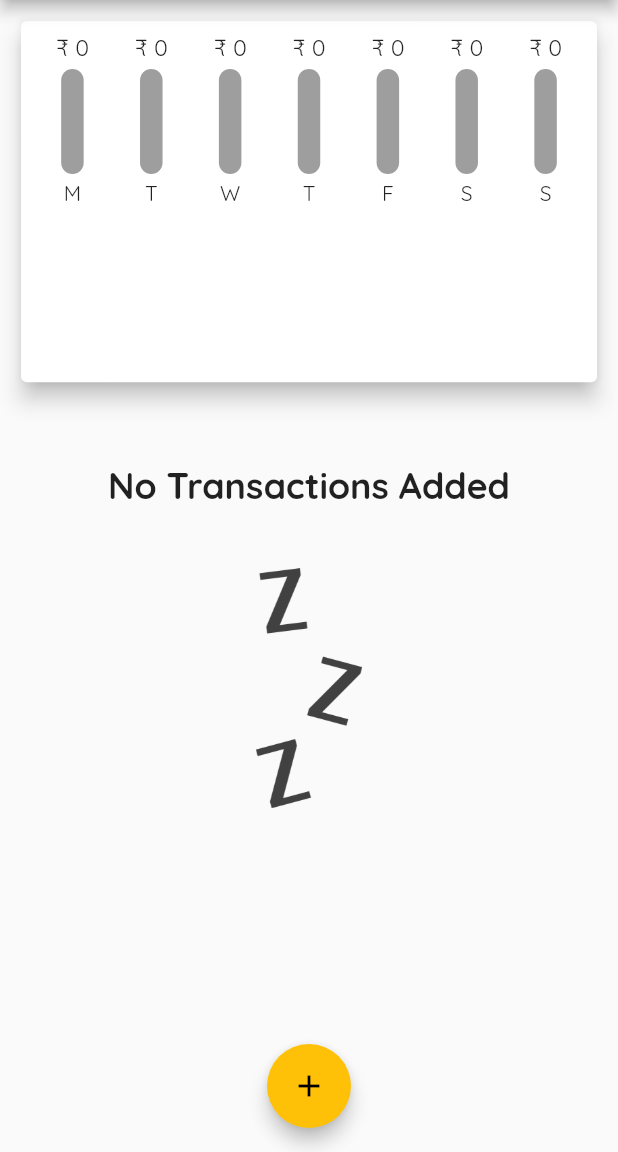
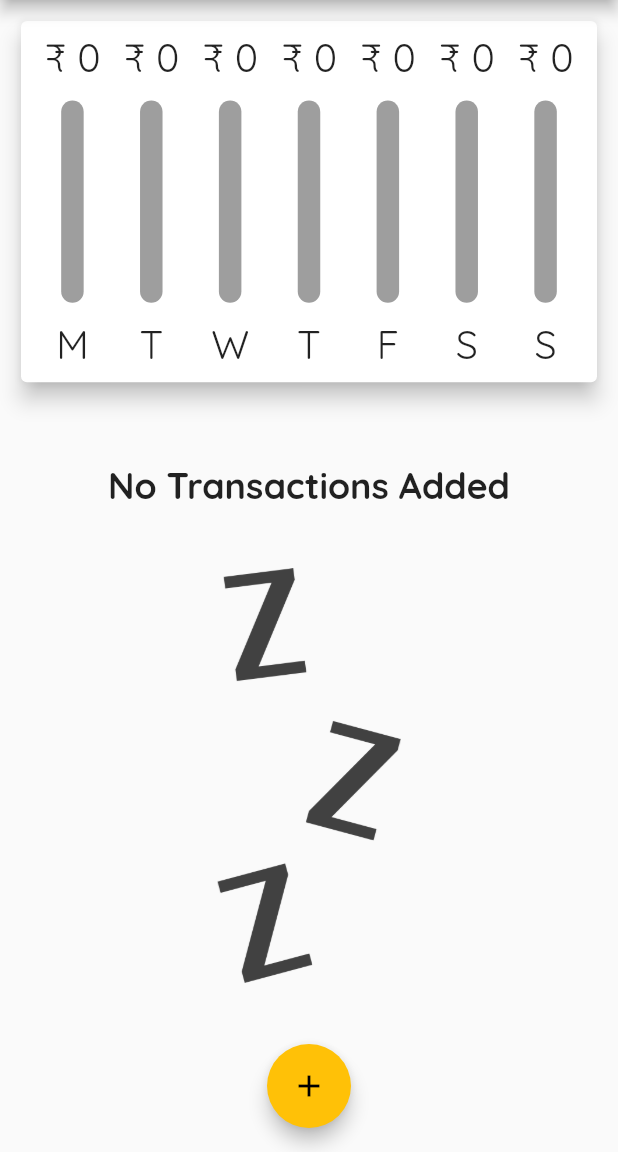
Before and after one commit to dibyanshu-mohanty/Expense_Tracker, a Flutter app: the screen it shows after launch, on a phone screen of 412 x 824 dp, the part 84-1236 px from its top. Run offline on Flutter 3.47's test engine with Material 2 defaults, Android fonts, the phone set to English and light mode, and no system bars.

Commit message:
Adding Responsiveness

```diff
--- a/lib/components/bottom_sheet.dart
+++ b/lib/components/bottom_sheet.dart
@@ -28,8 +28,9 @@ class _ModalBottomSheetState extends State<ModalBottomSheet> {
       widget.addTx(enteredTitle,enteredAmount,_selectedDate);
       Navigator.pop(context);
     }
-    return Container(
-      padding: EdgeInsets.symmetric(horizontal: 40.0),
+    return SingleChildScrollView(
+      child: Container(
+        padding: EdgeInsets.only(top: 10, left: 40 ,right: 40,bottom: MediaQuery.of(context).viewInsets.bottom+10),
         child: Column(
           crossAxisAlignment: CrossAxisAlignment.end,
           children: [
@@ -89,6 +90,7 @@ class _ModalBottomSheetState extends State<ModalBottomSheet> {
             )
           ],
         ),
+      ),
     );
   }
 }
--- a/lib/components/chart.dart
+++ b/lib/components/chart.dart
@@ -40,7 +40,7 @@ class Chart extends StatelessWidget {
           child: Row(
             mainAxisAlignment: MainAxisAlignment.spaceAround,
             children: groupedTransactionsValues.map((e) {
-              return ChartBar(
+              return  ChartBar(
                   label: e['day'].toString(),
                   amount: (e['amount'] as double),
                   spendPercent:
@@ -63,19 +63,18 @@ class ChartBar extends StatelessWidget {
 
   @override
   Widget build(BuildContext context) {
-    return Flexible(
-      fit: FlexFit.tight,
-      child: Column(
+    return LayoutBuilder(builder: (ctx,constraints){
+      return  Column(
         children: [
           Container(
-              height: 20,
+              height: constraints.maxHeight * 0.15,
               child: FittedBox(
                   child: Text("\u{20B9} ${amount.toStringAsFixed(0)}"))),
           SizedBox(
-            height: 4,
+            height: constraints.maxHeight * 0.05,
           ),
           Container(
-            height: 70,
+            height: constraints.maxHeight * 0.6,
             width: 15,
             child: Stack(
               children: [
@@ -96,11 +95,14 @@ class ChartBar extends StatelessWidget {
             ),
           ),
           SizedBox(
-            height: 4,
+            height: constraints.maxHeight * 0.05,
           ),
-          Text(label),
+          Container(
+              height: constraints.maxHeight * 0.15,
+              child: FittedBox(child: Text(label))
+          ),
         ],
-      ),
-    );
+      );
+    });
   }
 }
--- a/lib/components/single_tile.dart
+++ b/lib/components/single_tile.dart
@@ -6,16 +6,18 @@ import 'package:intl/intl.dart';
 class SingleTransaction extends StatelessWidget {
   final List<Transaction> _userTransactions;
   final Function deleteTransaction;
-  SingleTransaction(this._userTransactions , this.deleteTransaction);
+  SingleTransaction(this._userTransactions, this.deleteTransaction);
 
   @override
   Widget build(BuildContext context) {
     return Container(
       child: _userTransactions.length == 0
-          ? Column(
+          ? LayoutBuilder(builder: (ctx, constraints) {
+              return SingleChildScrollView(
+                child: Column(
                   children: [
                     SizedBox(
-                  height: 40.0,
+                      height: 40,
                     ),
                     Text(
                       "No Transactions Added",
@@ -25,15 +27,19 @@ class SingleTransaction extends StatelessWidget {
                           fontFamily: 'Quicksand'),
                     ),
                     SizedBox(
-                  height: 40.0,
+                      height: 40,
                     ),
-                Image.asset(
+                    Container(
+                      height: constraints.maxHeight * 0.6,
+                      child: Image.asset(
                         "assets/images/waiting.png",
-                  width: 160,
-                  height: 160,
+                        fit: BoxFit.cover,
+                      ),
                     ),
                   ],
-            )
+                ),
+              );
+            })
           : ListView.builder(
               itemCount: _userTransactions.length,
               itemBuilder: (context, index) => Container(
@@ -87,7 +93,8 @@ class SingleTransaction extends StatelessWidget {
                           ],
                         ),
                         IconButton(
-                            onPressed: ( () => deleteTransaction(_userTransactions[index].id)) ,
+                            onPressed: (() =>
+                                deleteTransaction(_userTransactions[index].id)),
                             icon: Icon(
                               Icons.clear,
                               color: Colors.grey,
--- a/lib/screens/home.dart
+++ b/lib/screens/home.dart
@@ -1,3 +1,4 @@
+import 'dart:io';
 import 'package:flutter/cupertino.dart';
 import 'package:flutter/material.dart';
 import 'package:expense_tracker/components/bottom_sheet.dart';
@@ -13,6 +14,8 @@ class MyHomePage extends StatefulWidget {
 class _MyHomePageState extends State<MyHomePage> {
 
   final List<Transaction> transaction = [  ];
+
+  bool showChart = false;
 
   List<Transaction> get _recentTransaction{
     return transaction.where((element){
@@ -43,7 +46,9 @@ class _MyHomePageState extends State<MyHomePage> {
   }
   @override
   Widget build(BuildContext context) {
-    final appBar = AppBar(
+    final mediaQuery = MediaQuery.of(context);
+    final _isLandscape = mediaQuery.orientation == Orientation.landscape;
+    final appBar =AppBar(
       title: Center(child: Text("Expense Tracker")),
       actions: [
         IconButton(
@@ -57,9 +62,47 @@ class _MyHomePageState extends State<MyHomePage> {
             icon: Icon(Icons.add))
       ],
     );
-    return Scaffold(
+    final body = SingleChildScrollView(
+      child: Column(
+        children: [
+          if (_isLandscape) Row(
+            mainAxisAlignment: MainAxisAlignment.center,
+            children: [
+              Text("Show Chart"),
+              Switch.adaptive(
+                value: showChart,
+                onChanged: (val){
+                  setState(() {
+                    showChart=val;
+                  });
+                },
+              )
+            ],
+          ),
+          if (!_isLandscape) Container(
+              height: (mediaQuery.size.height - appBar.preferredSize.height - mediaQuery.padding.top) * 0.35,
+              child: Chart(_recentTransaction)
+          ),
+          if (!_isLandscape) Container(
+              height: (mediaQuery.size.height - appBar.preferredSize.height - mediaQuery.padding.top) * 0.6,
+              child: SingleTransaction(transaction,_deleteTransaction)
+          ),
+          if (_isLandscape)
+            showChart == true
+                ? Container(
+                height: (mediaQuery.size.height - appBar.preferredSize.height - mediaQuery.padding.top) * 0.7,
+                child: Chart(_recentTransaction)
+            )
+                : Container(
+                height: (mediaQuery.size.height - appBar.preferredSize.height - mediaQuery.padding.top) * 0.6,
+                child: SingleTransaction(transaction,_deleteTransaction)
+            ),
+        ],
+      ),
+    );
+    return Platform .isIOS ? CupertinoPageScaffold(child: body) : Scaffold(
       appBar: appBar,
-      floatingActionButton: FloatingActionButton(
+      floatingActionButton: Platform.isAndroid ? FloatingActionButton(
         onPressed: () {
           showModalBottomSheet(
               context: context,
@@ -72,22 +115,10 @@ class _MyHomePageState extends State<MyHomePage> {
           color: Colors.black,
         ),
         elevation: 5,
-      ),
+      )
+      : Container(),
       floatingActionButtonLocation: FloatingActionButtonLocation.centerFloat,
-      body: SingleChildScrollView(
-        child: Column(
-          children: [
-            Container(
-                height: (MediaQuery.of(context).size.height - appBar.preferredSize.height - MediaQuery.of(context).padding.top) * 0.35,
-                child: Chart(_recentTransaction)
-            ),
-            Container(
-              height: (MediaQuery.of(context).size.height - appBar.preferredSize.height - MediaQuery.of(context).padding.top) * 0.6,
-                child: SingleTransaction(transaction,_deleteTransaction)
-            ),
-          ],
-        ),
-      ),
+      body: body
     );
   }
 }
```
Lines whose indentation alone changed are shown as unchanged.
